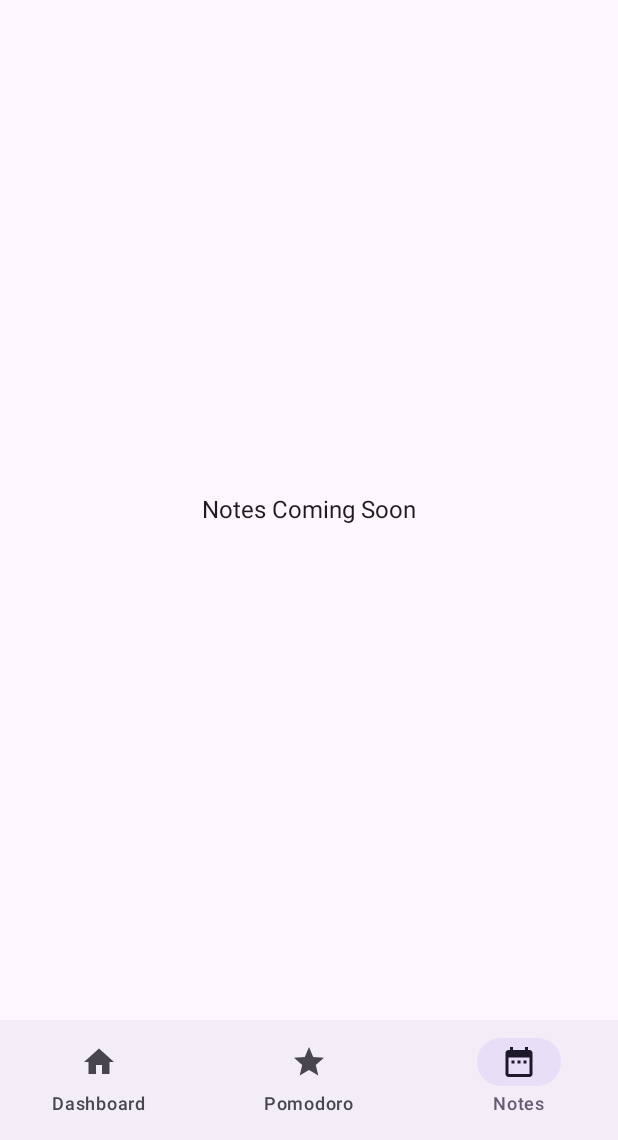
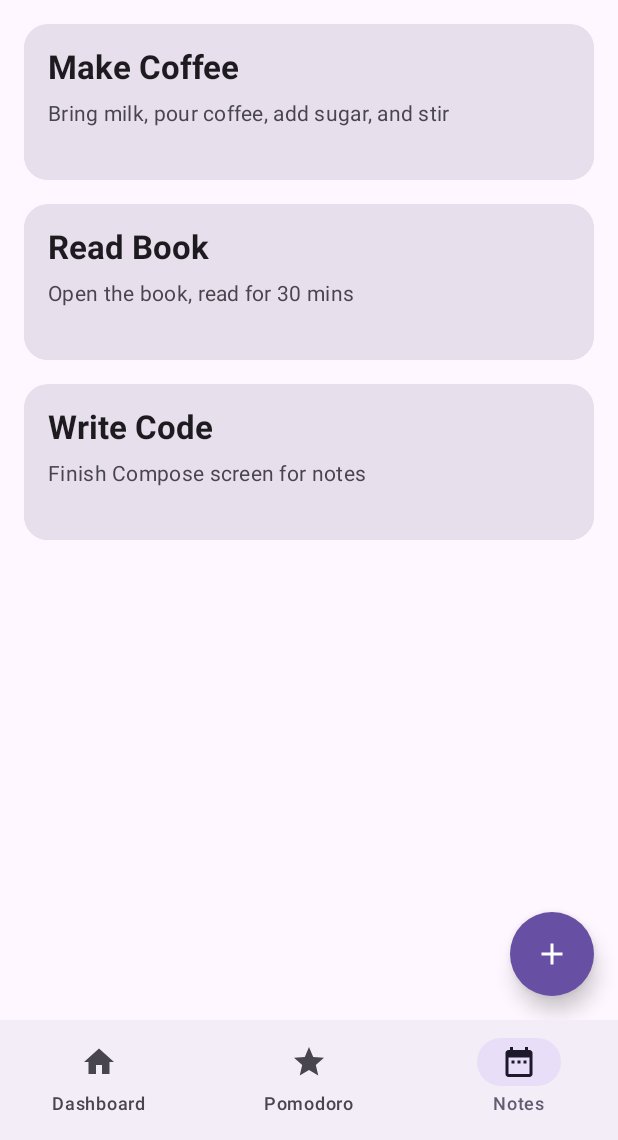
Before and after one commit to Pradum-codes/Project-Tracker-App, an Android app built with Jetpack Compose: the screen it shows after launch (MainActivity), item 3 of the bottom bar chosen, on a phone screen of 412 x 824 dp, the part 96-1236 px from its top. Run offline under Robolectric (Android 15) with nearby library versions, the phone set to English and light mode, and no system bars; our stand-ins replace Room's generated code.

Commit message:
Notes Feature

```diff
--- a/app/src/main/java/com/example/projecttracker/MainActivity.kt
+++ b/app/src/main/java/com/example/projecttracker/MainActivity.kt
@@ -3,12 +3,6 @@ package com.example.projecttracker
 import android.os.Bundle
 import androidx.activity.ComponentActivity
 import androidx.activity.compose.setContent
-import androidx.compose.animation.AnimatedContentTransitionScope
-import androidx.compose.animation.EnterTransition
-import androidx.compose.animation.ExitTransition
-import androidx.compose.animation.core.EaseIn
-import androidx.compose.animation.core.EaseOut
-import androidx.compose.animation.core.LinearEasing
 import androidx.compose.animation.core.tween
 import androidx.compose.animation.fadeIn
 import androidx.compose.animation.fadeOut
@@ -27,6 +21,7 @@ import com.example.projecttracker.ui.navigation.BottomNavigationBar
 import com.example.projecttracker.ui.screens.dashboard.CreateProjectScreen
 import com.example.projecttracker.ui.screens.dashboard.DashboardScreen
 import com.example.projecttracker.ui.screens.dashboard.ProjectDetailScreen
+import com.example.projecttracker.ui.screens.notes.Notes
 import com.example.projecttracker.ui.screens.pomodoro.PomodoroScreen
 import com.example.projecttracker.ui.theme.ProjectTrackerTheme
 import com.example.projecttracker.viewmodel.AppViewModel
@@ -97,7 +92,7 @@ fun MainScreen(viewModel: AppViewModel) {
                     PomodoroScreen()
                 }
                 composable(Screen.Notes.route) {
-                    PlaceholderScreen("Notes Coming Soon")
+                    Notes()
                 }
                 composable(Screen.CreateProject.route) {
                     CreateProjectScreen(navController, viewModel)
--- /dev/null
+++ b/app/src/main/java/com/example/projecttracker/ui/screens/notes/Notes.kt
@@ -0,0 +1,263 @@
+package com.example.projecttracker.ui.screens.notes
+
+import androidx.compose.animation.AnimatedVisibility
+import androidx.compose.animation.fadeIn
+import androidx.compose.animation.fadeOut
+import androidx.compose.foundation.background
+import androidx.compose.foundation.clickable
+import androidx.compose.foundation.layout.Box
+import androidx.compose.foundation.layout.Column
+import androidx.compose.foundation.layout.fillMaxSize
+import androidx.compose.foundation.layout.fillMaxWidth
+import androidx.compose.foundation.layout.height
+import androidx.compose.foundation.layout.padding
+import androidx.compose.foundation.layout.size
+import androidx.compose.foundation.lazy.LazyColumn
+import androidx.compose.foundation.lazy.items
+import androidx.compose.foundation.shape.CircleShape
+import androidx.compose.foundation.shape.RoundedCornerShape
+import androidx.compose.material.icons.Icons
+import androidx.compose.material.icons.filled.Add
+import androidx.compose.material3.Card
+import androidx.compose.material3.CardDefaults
+import androidx.compose.material3.FloatingActionButton
+import androidx.compose.material3.Icon
+import androidx.compose.material3.MaterialTheme
+import androidx.compose.material3.Text
+import androidx.compose.material3.TextField
+import androidx.compose.runtime.Composable
+import androidx.compose.runtime.getValue
+import androidx.compose.runtime.mutableStateOf
+import androidx.compose.runtime.remember
+import androidx.compose.runtime.setValue
+import androidx.compose.ui.Alignment
+import androidx.compose.ui.Modifier
+import androidx.compose.ui.draw.clip
+import androidx.compose.ui.draw.shadow
+import androidx.compose.ui.text.font.FontWeight
+import androidx.compose.ui.text.style.TextOverflow
+import androidx.compose.ui.unit.dp
+import androidx.compose.ui.unit.sp
+import androidx.compose.ui.window.Dialog
+
+data class Note(
+    val id: Int,
+    val title: String,
+    val desc: String
+)
+
+@Composable
+fun Notes() {
+    val notes = remember {
+        mutableListOf<Note>().apply {
+            addAll(
+                listOf(
+                    Note(1, "Make Coffee", "Bring milk, pour coffee, add sugar, and stir"),
+                    Note(2, "Read Book", "Open the book, read for 30 mins"),
+                    Note(3, "Write Code", "Finish Compose screen for notes")
+                )
+            )
+        }
+    }
+
+    var selectedNote by remember { mutableStateOf<Note?>(null) }
+
+    Box(modifier = Modifier.fillMaxSize()) {
+        NotesList(
+            notes = notes,
+            onNoteClick = { note -> selectedNote = note }
+        )
+
+        FloatingActionButton(
+            onClick = {},
+            modifier = Modifier
+                .align(Alignment.BottomEnd)
+                .padding(16.dp)
+                .shadow(8.dp, CircleShape),
+            containerColor = MaterialTheme.colorScheme.primary,
+            contentColor = MaterialTheme.colorScheme.onPrimary
+        ) {
+            Icon(
+                Icons.Filled.Add,
+                contentDescription = "Add Note",
+                modifier = Modifier.size(24.dp)
+            )
+        }
+
+        AnimatedVisibility(
+            visible = selectedNote != null,
+            enter = fadeIn(),
+            exit = fadeOut()
+        ) {
+            selectedNote?.let { note ->
+                NoteEditDialog(
+                    note = note,
+                    onDismiss = { selectedNote = null },
+                    onSave = { updatedNote ->
+                        // Update logic here (e.g., update notes list)
+                        val index = notes.indexOfFirst { it.id == updatedNote.id }
+                        if (index != -1) {
+                            notes[index] = updatedNote
+                        }
+                        selectedNote = null
+                    }
+                )
+            }
+        }
+    }
+}
+
+@Composable
+fun NotesList(notes: List<Note>, onNoteClick: (Note) -> Unit) {
+    LazyColumn(
+        modifier = Modifier
+            .fillMaxWidth()
+            .padding(horizontal = 16.dp, vertical = 8.dp)
+    ) {
+        items(items = notes, key = { it.id }) { note ->
+            NoteCard(
+                note = note,
+                onClick = { onNoteClick(note) }
+            )
+        }
+    }
+}
+
+@Composable
+fun NoteCard(note: Note, onClick: () -> Unit) {
+    Card(
+        modifier = Modifier
+            .fillMaxWidth()
+            .height(120.dp)
+            .padding(vertical = 8.dp)
+            .clip(RoundedCornerShape(16.dp))
+            .clickable { onClick() }
+            .shadow(6.dp, RoundedCornerShape(16.dp)),
+        colors = CardDefaults.cardColors(
+            containerColor = MaterialTheme.colorScheme.surfaceVariant
+        )
+    ) {
+        Column(
+            modifier = Modifier
+                .fillMaxWidth()
+                .padding(16.dp)
+                .background(MaterialTheme.colorScheme.surfaceVariant)
+        ) {
+            Text(
+                text = note.title,
+                style = MaterialTheme.typography.titleLarge.copy(
+                    fontWeight = FontWeight.Bold,
+                    fontSize = 22.sp,
+                    color = MaterialTheme.colorScheme.onSurface
+                ),
+                maxLines = 1,
+                overflow = TextOverflow.Ellipsis
+            )
+            Text(
+                text = note.desc,
+                style = MaterialTheme.typography.bodyMedium.copy(
+                    fontSize = 14.sp,
+                    color = MaterialTheme.colorScheme.onSurfaceVariant
+                ),
+                maxLines = 3,
+                overflow = TextOverflow.Ellipsis,
+                modifier = Modifier.padding(top = 8.dp)
+            )
+        }
+    }
+}
+
+@Composable
+fun NoteEditDialog(note: Note, onDismiss: () -> Unit, onSave: (Note) -> Unit) {
+    var title by remember { mutableStateOf(note.title) }
+    var desc by remember { mutableStateOf(note.desc) }
+
+    Dialog(onDismissRequest = onDismiss) {
+        Card(
+            modifier = Modifier
+                .fillMaxWidth()
+                .padding(16.dp)
+                .clip(RoundedCornerShape(16.dp))
+                .shadow(8.dp, RoundedCornerShape(16.dp)),
+            colors = CardDefaults.cardColors(
+                containerColor = MaterialTheme.colorScheme.surface
+            )
+        ) {
+            Column(
+                modifier = Modifier
+                    .fillMaxWidth()
+                    .padding(24.dp)
+            ) {
+                VulcanText(
+                    text = "Edit Note",
+                    isHeader = true
+                )
+                TextField(
+                    value = title,
+                    onValueChange = { title = it },
+                    label = { Text("Title") },
+                    modifier = Modifier
+                        .fillMaxWidth()
+                        .padding(bottom = 16.dp),
+                    textStyle = MaterialTheme.typography.bodyLarge
+                )
+                TextField(
+                    value = desc,
+                    onValueChange = { desc = it },
+                    label = { Text("Description") },
+                    modifier = Modifier.fillMaxWidth(),
+                    textStyle = MaterialTheme.typography.bodyMedium
+                )
+                VulcanButton(
+                    text = "Save",
+                    onClick = { onSave(note.copy(title = title, desc = desc)) },
+                    modifier = Modifier
+                        .fillMaxWidth()
+                        .padding(top = 24.dp)
+                )
+            }
+        }
+    }
+}
+
+@Composable
+fun VulcanText(text: String, isHeader: Boolean = false) {
+    Text(
+        text = text,
+        style = if (isHeader) {
+            MaterialTheme.typography.headlineSmall.copy(
+                fontWeight = FontWeight.SemiBold,
+                fontSize = 24.sp,
+                color = MaterialTheme.colorScheme.primary
+            )
+        } else {
+            MaterialTheme.typography.bodyLarge.copy(
+                fontWeight = FontWeight.Medium,
+                color = MaterialTheme.colorScheme.onSurface
+            )
+        },
+        modifier = Modifier.padding(bottom = 8.dp)
+    )
+}
+
+@Composable
+fun VulcanButton(text: String, onClick: () -> Unit, modifier: Modifier = Modifier) {
+    androidx.compose.material3.Button(
+        onClick = onClick,
+        modifier = modifier
+            .clip(RoundedCornerShape(12.dp))
+            .background(MaterialTheme.colorScheme.primary),
+        colors = androidx.compose.material3.ButtonDefaults.buttonColors(
+            containerColor = MaterialTheme.colorScheme.primary,
+            contentColor = MaterialTheme.colorScheme.onPrimary
+        )
+    ) {
+        Text(
+            text = text,
+            style = MaterialTheme.typography.labelLarge.copy(
+                fontWeight = FontWeight.SemiBold,
+                fontSize = 16.sp
+            )
+        )
+    }
+}
```
